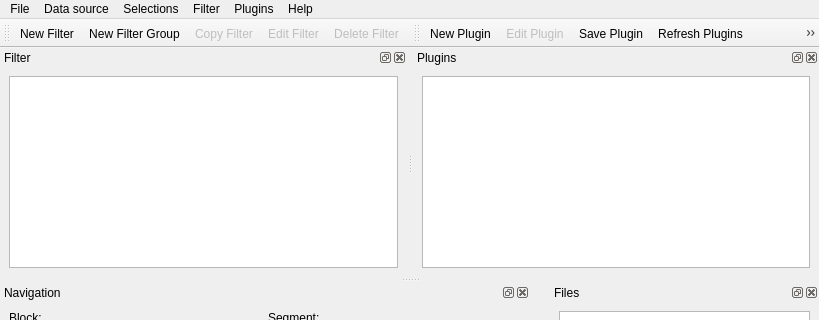
This is spykeviewer/ui/main.ui in rproepp/spykeviewer as Qt 5 draws it before an edit; both pictures show x 0 to 819 and y 0 to 320 of the 819 by 867 pixel window. The edited form follows.
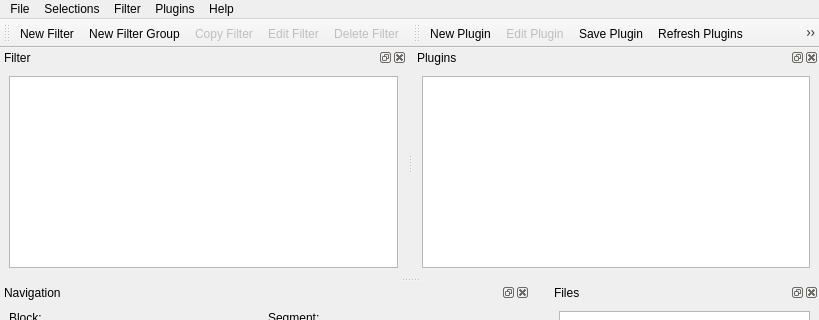
This is the edited form. Icons and pictures are not drawn.

Patch:
```diff
--- a/spykeviewer/ui/main.ui
+++ b/spykeviewer/ui/main.ui
@@ -75,11 +75,6 @@
     <addaction name="actionSettings"/>
     <addaction name="actionExit"/>
    </widget>
-   <widget class="QMenu" name="menuDatabase">
-    <property name="title">
-     <string>Data source</string>
-    </property>
-   </widget>
    <widget class="QMenu" name="menuHelp">
     <property name="title">
      <string>Help</string>
@@ -117,7 +112,6 @@
     <addaction name="actionDeleteFilter"/>
    </widget>
    <addaction name="menuFile"/>
-   <addaction name="menuDatabase"/>
    <addaction name="menuSelections"/>
    <addaction name="menuFilter"/>
    <addaction name="menuPlugins"/>
```
